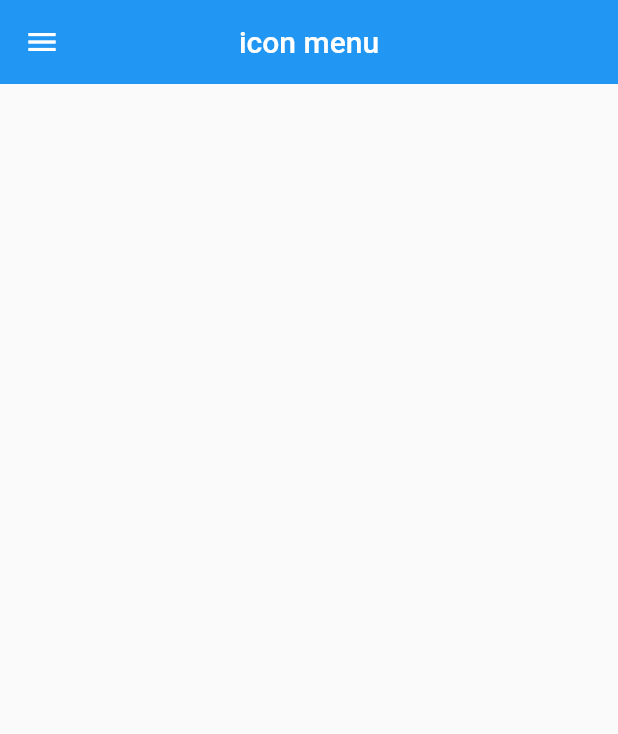
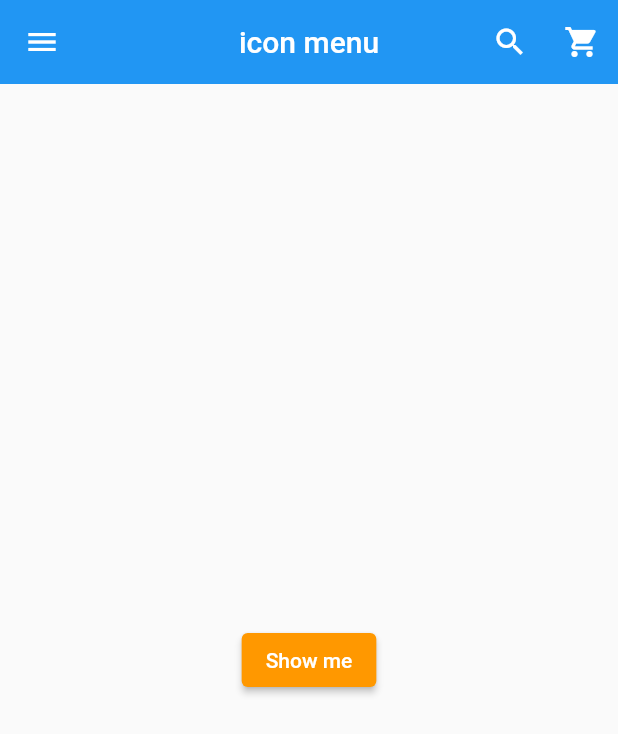
Before and after one commit to ksyeon94/flutter_practice1, a Flutter app: the MyPage screen opened directly, on a phone screen of 412 x 824 dp. Shown: the top 734 px of the screen. Run offline on Flutter 3.47's test engine with Material 2 defaults, Android fonts, the phone set to English and light mode, and no system bars.

```diff
--- a/lib/MenuBar.dart
+++ b/lib/MenuBar.dart
@@ -27,13 +27,88 @@ class MyPage extends StatelessWidget {
         title: Text('icon menu'),
         centerTitle: true,
         elevation: 0.0,
-        leading: IconButton(
-          icon: Icon(Icons.menu),
-          onPressed: () {
-            print('menu button clicked');
-          },
+        // leading: IconButton(
+        //   icon: Icon(Icons.menu),
+        //   onPressed: () {
+        //     print('menu button clicked');
+        //   },
+        // ),
+        actions: [
+          IconButton(onPressed: () {
+          }, icon: Icon(Icons.search)),
+          IconButton(onPressed: () {
+          }, icon: Icon(Icons.shopping_cart))
+        ],
+      ),
+
+      body: Center(
+        child: ElevatedButton(onPressed: () {  },
+          child: Text('Show me', style: TextStyle(color: Colors.white),),
+          style: ButtonStyle(backgroundColor: MaterialStateProperty.all(Colors.orange)),
+        )
+      ),
+
+      drawer: Drawer(
+        child: ListView(
+          padding: EdgeInsets.zero,
+          children: [
+            UserAccountsDrawerHeader(
+              currentAccountPicture: CircleAvatar(
+                backgroundImage: AssetImage('assets/sample1.png'),
+                backgroundColor: Colors.red[400],
+              ),
+              otherAccountsPictures: [
+              CircleAvatar(
+                backgroundImage: AssetImage('assets/sample2.png'),
+                backgroundColor: Colors.red[400],
+              ),
+              CircleAvatar(
+                  backgroundImage: AssetImage('assets/sample2.png'),
+                  backgroundColor: Colors.red[400],
+                )
+              ],
+              accountName: Text('BBanto'),
+              accountEmail: Text('rlatmddus159@naver.com'),
+              onDetailsPressed: () {
+              },
+              decoration: BoxDecoration(
+                color: Colors.red[400],
+                borderRadius: BorderRadius.only(
+                  bottomLeft: Radius.circular(40),
+                  bottomRight: Radius.circular(40)
+                )
+              ),
+            ),
+            ListTile(
+              leading: Icon(Icons.home,
+              color: Colors.grey[850]),
+              title: Text('Home'),
+              onTap: () {
+                print('clicked');
+              },
+              trailing: Icon(Icons.add),
+            ),
+            ListTile(
+              leading: Icon(Icons.settings,
+                  color: Colors.grey[850]),
+              title: Text('Setting'),
+              onTap: () {
+                print('clicked');
+              },
+              trailing: Icon(Icons.add),
+            ),
+            ListTile(
+              leading: Icon(Icons.question_answer,
+                  color: Colors.grey[850]),
+              title: Text('Q&A'),
+              onTap: () {
+                print('clicked');
+              },
+              trailing: Icon(Icons.add),
+            ),
+          ],
         ),
-      ),
+      ) ,
 
 
     );
--- a/pubspec.yaml
+++ b/pubspec.yaml
@@ -59,9 +59,9 @@ flutter:
   uses-material-design: true
 
   # To add assets to your application, add an assets section, like this:
-assets:
- - assets/sample1.png
- - assets/sample2.png
+  assets:
+   - assets/sample1.png
+   - assets/sample2.png
 
   # An image asset can refer to one or more resolution-specific "variants", see
   # https://flutter.dev/assets-and-images/#resolution-aware
```
